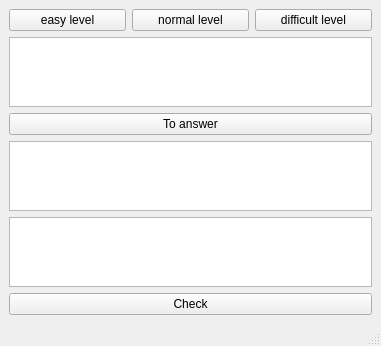
This is Lesson_8/Task_1/aiaskeverything.ui in kortuwka/NG-2024-Illia-Rabcinskiy as Qt 5 draws it before an edit. The edited form follows.
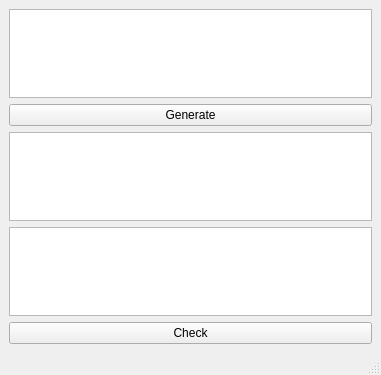
This is the edited form.

Commit message: Task_1 corrected

What changed in the file:
```diff
--- a/Lesson_8/Task_1/aiaskeverything.ui
+++ b/Lesson_8/Task_1/aiaskeverything.ui
@@ -7,7 +7,7 @@
     <x>0</x>
     <y>0</y>
     <width>381</width>
-    <height>345</height>
+    <height>375</height>
    </rect>
   </property>
   <property name="windowTitle">
@@ -16,29 +16,7 @@
   <widget class="QWidget" name="centralwidget">
    <layout class="QVBoxLayout" name="verticalLayout">
     <item>
-     <layout class="QHBoxLayout" name="horizontalLayout">
-      <item>
-       <widget class="QPushButton" name="easy">
-        <property name="text">
-         <string>easy level</string>
-        </property>
-       </widget>
-      </item>
-      <item>
-       <widget class="QPushButton" name="normal">
-        <property name="text">
-         <string>normal level</string>
-        </property>
-       </widget>
-      </item>
-      <item>
-       <widget class="QPushButton" name="difficult">
-        <property name="text">
-         <string>difficult level</string>
-        </property>
-       </widget>
-      </item>
-     </layout>
+     <layout class="QHBoxLayout" name="horizontalLayout"/>
     </item>
     <item>
      <widget class="QTextEdit" name="te_question"/>
@@ -46,7 +24,7 @@
     <item>
      <widget class="QPushButton" name="b_ask">
       <property name="text">
-       <string>To answer</string>
+       <string>Generate</string>
       </property>
      </widget>
     </item>
```
The commit also changes 2 other files.
